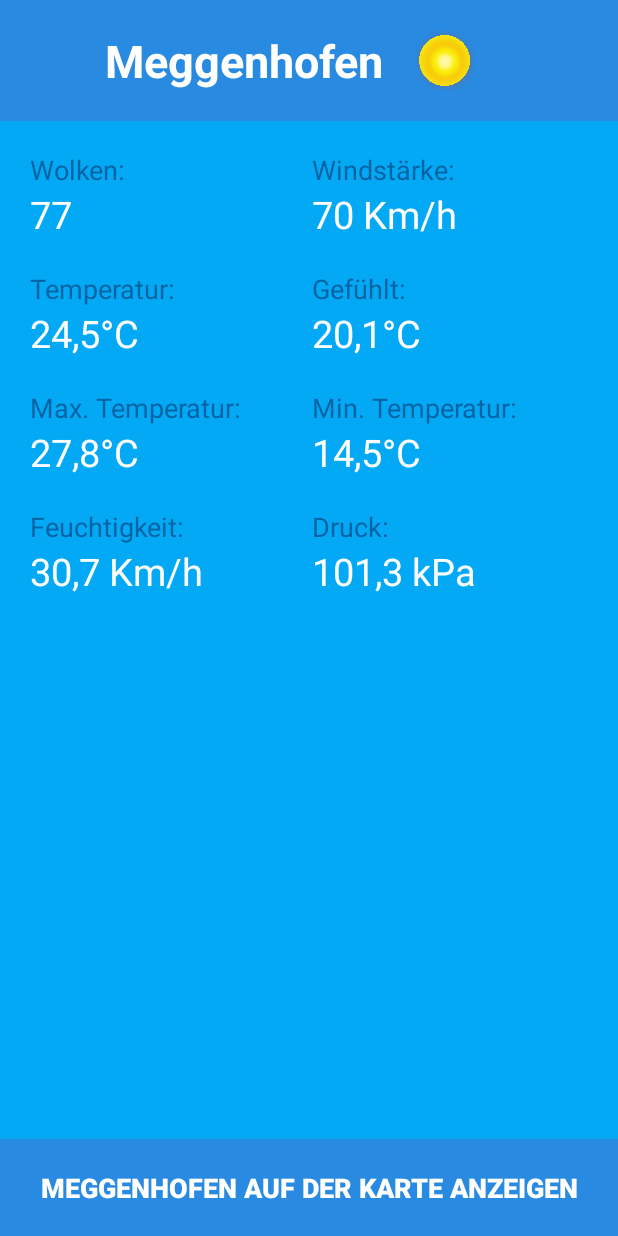
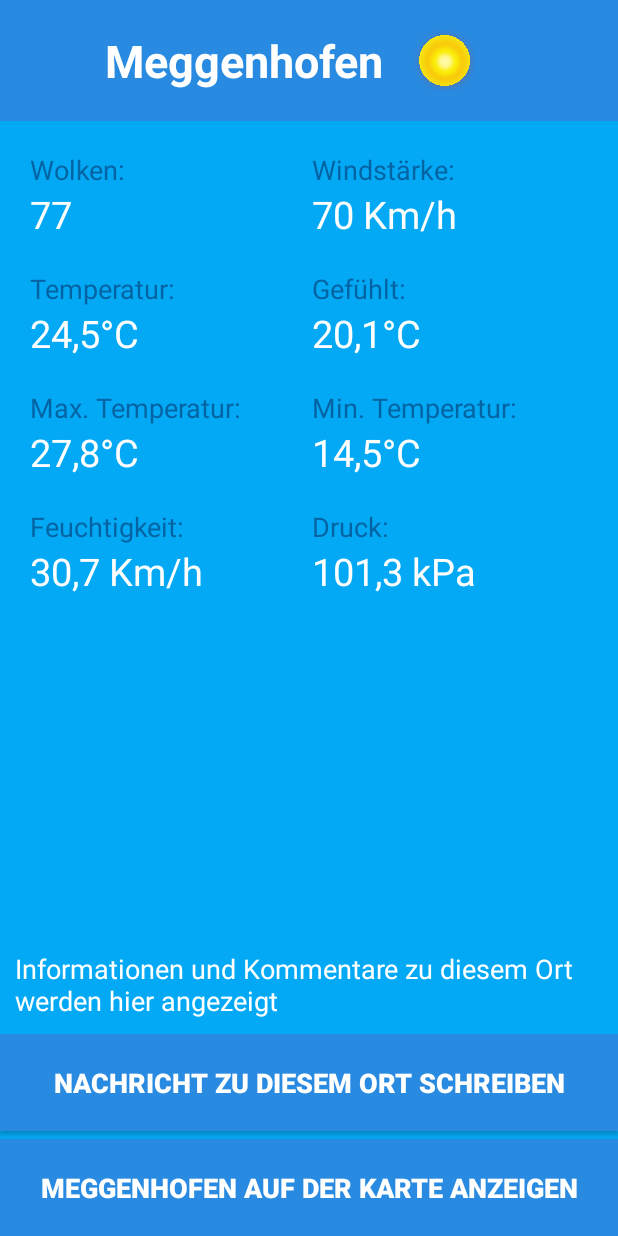
Before and after one commit to sebastianLindinger/POS-Projekt_Lindinger-Huemer-Vormayr, an Android app: the layout fragment_fragment__detail.xml on its own in the app's theme, with its tools: preview values and no code run, on a phone screen of 412 x 824 dp. Run offline under Robolectric (Android 15) with nearby library versions, the phone set to English and light mode, and no system bars.

Commit message:
Added message-button

```diff
--- a/App/app/src/main/res/layout/fragment_fragment__detail.xml
+++ b/App/app/src/main/res/layout/fragment_fragment__detail.xml
@@ -237,6 +237,26 @@
             android:gravity="bottom"
             android:orientation="vertical">
 
+            <TextView
+                android:id="@+id/textView_Detail_LocationMessage"
+                android:layout_width="match_parent"
+                android:textColor="@android:color/white"
+                android:layout_margin="10dp"
+                android:layout_height="wrap_content"
+                android:textSize="18dp"
+                android:text="Informationen und Kommentare zu diesem Ort werden hier angezeigt" />
+
+            <Button
+                android:id="@+id/button_Detail_WriteMessage"
+                android:layout_width="match_parent"
+                android:layout_height="wrap_content"
+                android:background="#288AE0"
+                android:text="Nachricht zu diesem Ort schreiben"
+                android:layout_marginBottom="5dp"
+                android:textColor="@android:color/white"
+                android:textSize="18dp"
+                android:padding="20dp"
+                android:textStyle="bold" />
             <Button
                 android:id="@+id/button_Detail_OpenMap"
                 android:layout_width="match_parent"
```
Also changed, not shown: 19 other files.
